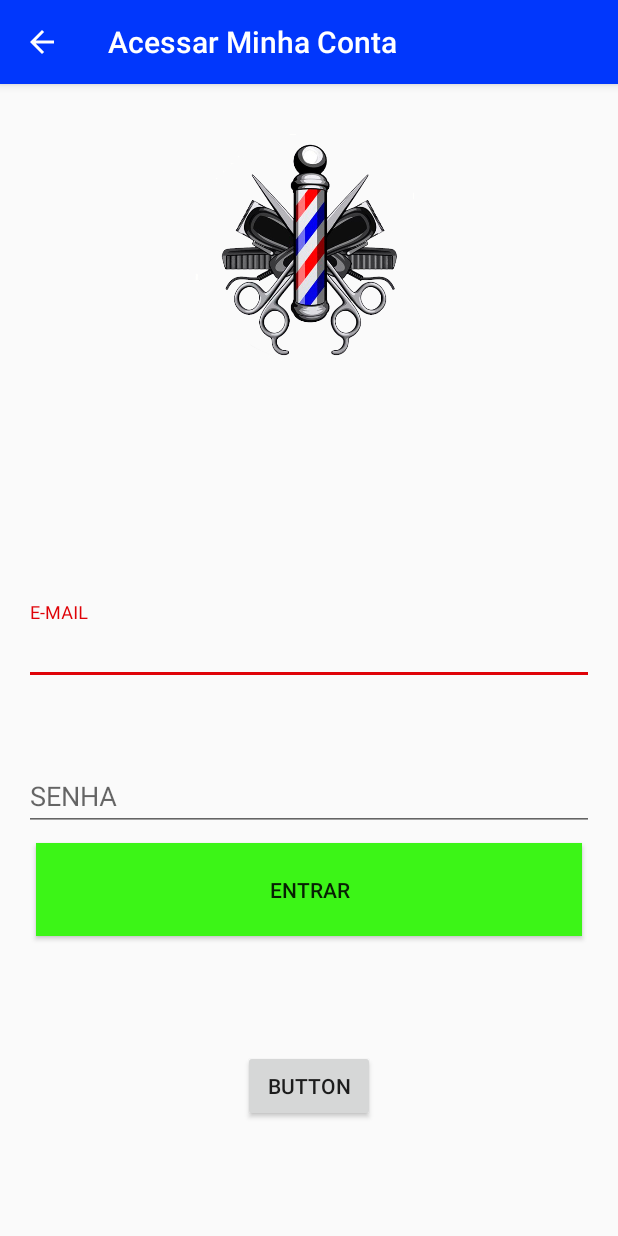
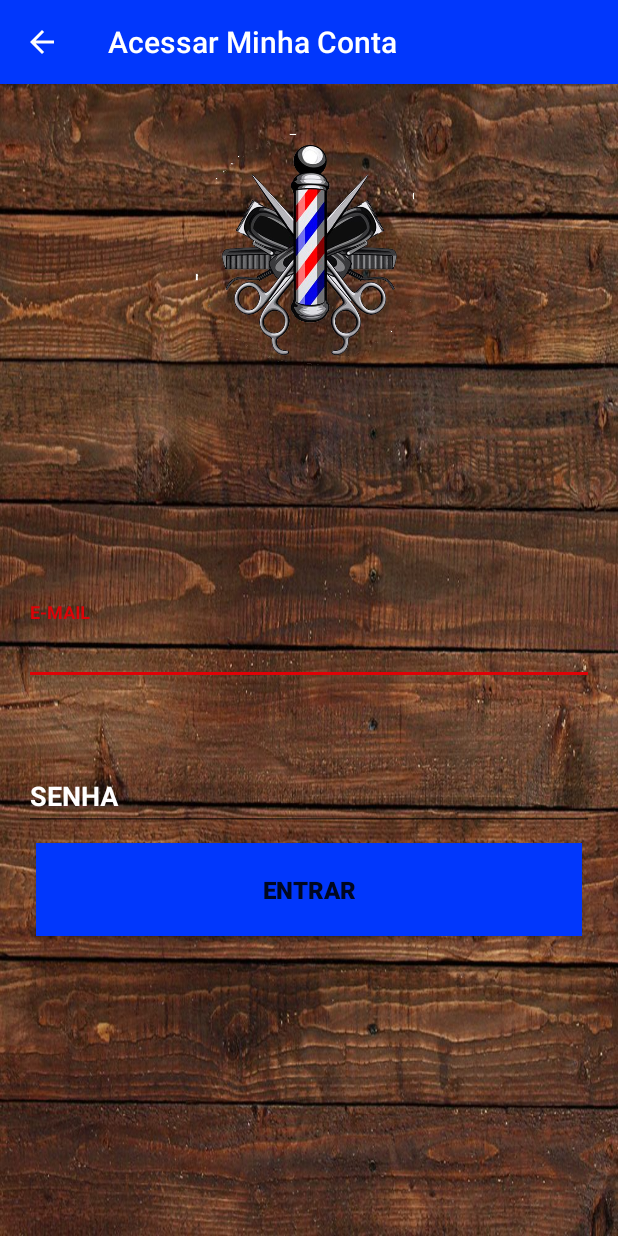
Before and after one commit to BoraRodrigo/IntegraBarber, an Android app: the LoginActivity screen opened directly, with no data from a screen before it, on a phone screen of 412 x 824 dp. Run offline under Robolectric (Android 15) with nearby library versions, the phone set to English and light mode, and no system bars; our stand-ins replace Firebase (no records; nobody signed in at launch, a user with empty details on screens opened directly).

```diff
--- a/app/src/main/res/layout/activity_login.xml
+++ b/app/src/main/res/layout/activity_login.xml
@@ -4,6 +4,7 @@
     xmlns:tools="http://schemas.android.com/tools"
     android:layout_width="match_parent"
     android:layout_height="match_parent"
+    android:background="@drawable/fundo"
     tools:context="com.projeto.integrador.Activity.LoginActivity"
     tools:layout_editor_absoluteY="25dp">
 
@@ -16,6 +17,7 @@
         android:layout_marginRight="16dp"
         android:layout_marginStart="16dp"
         android:layout_marginTop="200dp"
+        android:textColorHint="@android:color/white"
         app:layout_constraintBottom_toTopOf="@+id/textInputLayout"
         app:layout_constraintEnd_toEndOf="parent"
         app:layout_constraintHorizontal_bias="0.0"
@@ -28,7 +30,11 @@
             android:layout_width="match_parent"
             android:layout_height="wrap_content"
             android:hint="E-MAIL"
-            android:inputType="textCapSentences|textEmailAddress" />
+            android:inputType="textCapSentences|textEmailAddress"
+            android:textColor="@android:color/white"
+            android:textColorHint="@android:color/white"
+            android:textColorLink="@android:color/white"
+            android:textStyle="bold" />
     </android.support.design.widget.TextInputLayout>
 
     <android.support.design.widget.TextInputLayout
@@ -40,6 +46,7 @@
         android:layout_marginLeft="16dp"
         android:layout_marginRight="16dp"
         android:layout_marginStart="16dp"
+        android:textColorHint="@android:color/white"
         app:layout_constraintBottom_toTopOf="@+id/btnEntrar"
         app:layout_constraintEnd_toEndOf="parent"
         app:layout_constraintHorizontal_bias="0.0"
@@ -50,7 +57,13 @@
             android:layout_width="match_parent"
             android:layout_height="match_parent"
             android:hint="SENHA"
-            android:inputType="textPassword" />
+            android:inputType="textPassword"
+            android:shadowColor="@android:color/white"
+            android:textColor="@android:color/white"
+            android:textColorHighlight="@android:color/white"
+            android:textColorHint="@android:color/white"
+            android:textColorLink="@android:color/white"
+            android:textStyle="bold" />
     </android.support.design.widget.TextInputLayout>
 
     <Button
@@ -62,9 +75,11 @@
         android:layout_marginLeft="24dp"
         android:layout_marginRight="24dp"
         android:layout_marginStart="24dp"
-        android:background="#3cf517"
+        android:background="@color/colorPrimary"
         android:onClick="validaLoginUsuario"
         android:text="Entrar"
+        android:textSize="@dimen/activity_horizontal_margin"
+        android:textStyle="bold"
         app:layout_constraintBottom_toBottomOf="parent"
         app:layout_constraintEnd_toEndOf="parent"
         app:layout_constraintHorizontal_bias="0.0"
@@ -84,19 +99,4 @@
         app:layout_constraintTop_toTopOf="parent"
         app:srcCompat="@mipmap/logo" />
 
-    <Button
-        android:id="@+id/button2"
-        android:layout_width="wrap_content"
-        android:layout_height="wrap_content"
-        android:layout_marginBottom="8dp"
-        android:layout_marginEnd="8dp"
-        android:layout_marginLeft="8dp"
-        android:layout_marginRight="8dp"
-        android:layout_marginStart="8dp"
-        android:layout_marginTop="8dp"
-        android:text="Button"
-        app:layout_constraintBottom_toBottomOf="parent"
-        app:layout_constraintEnd_toEndOf="parent"
-        app:layout_constraintStart_toStartOf="parent"
-        app:layout_constraintTop_toBottomOf="@+id/btnEntrar" />
 </android.support.constraint.ConstraintLayout>
--- a/app/src/main/res/layout/activity_maps.xml
+++ b/app/src/main/res/layout/activity_maps.xml
@@ -6,4 +6,8 @@
     android:name="com.google.android.gms.maps.SupportMapFragment"
     android:layout_width="match_parent"
     android:layout_height="match_parent"
+    android:layout_marginBottom="7dp"
+    android:layout_marginLeft="7dp"
+    android:layout_marginRight="7dp"
+    android:layout_marginTop="60dp"
     tools:context="com.projeto.integrador.Activity.MapsActivity" />
```
